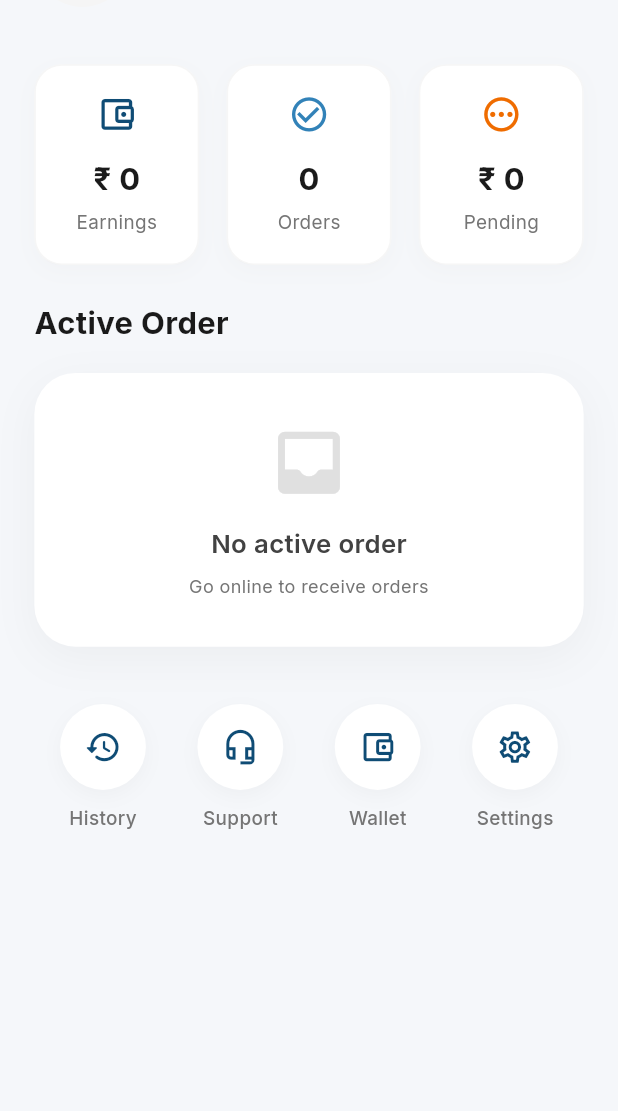
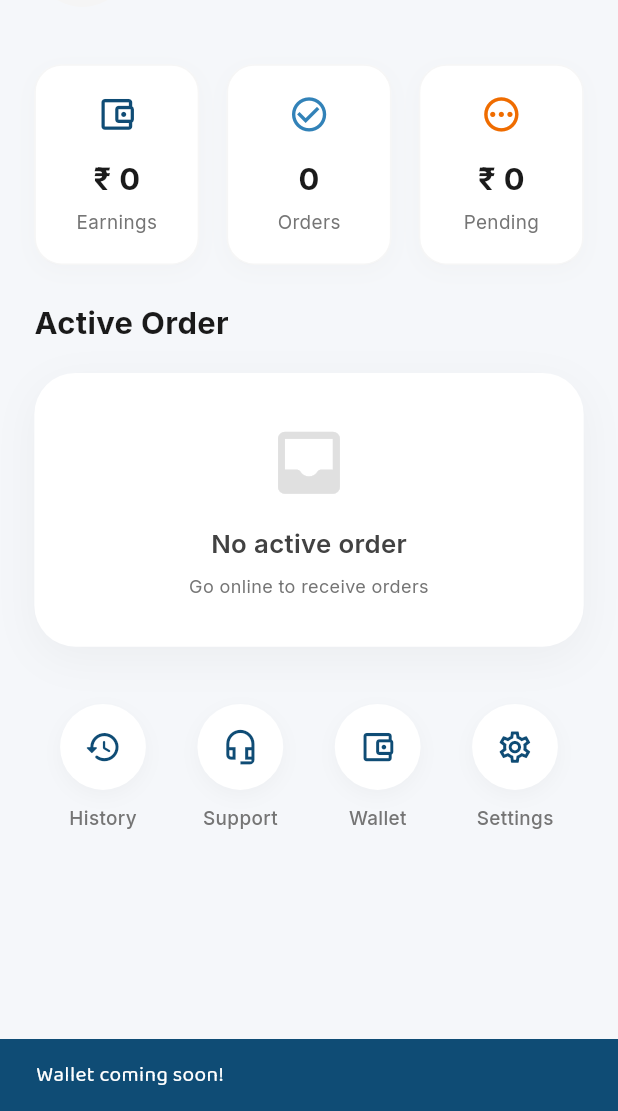
Before and after one commit to MeetBgv/RapidX_Project, a Flutter app: the HomePageDP screen opened directly, after a tap on "Offline", after a tap on "Online", after a tap on the "account balance wallet" icon, on a phone screen of 412 x 824 dp, the part 125-1236 px from its top. Run offline on Flutter 3.47's test engine with Material 3 defaults, Android fonts, the phone set to English and light mode, and no system bars; drawn by our look-alikes of flutter_animate; our stand-ins replace flutter_map, flutter_riverpod, flutter_screenutil, geolocator, google_fonts, image_picker and 4 more; missing offline and left inert: dotlottie_loader; accounts and stored records are empty; network calls fail.

Commit message:
Updated Delivery Partner Home with real-time stats and functional quick actions

```diff
--- a/rapidx_mobile/lib/deliveyPartner/mainApp/Home/homepageDP.dart
+++ b/rapidx_mobile/lib/deliveyPartner/mainApp/Home/homepageDP.dart
@@ -16,10 +16,12 @@ import 'package:newrapidx/api_constants.dart';
 
 import 'order_notification_overlay.dart';
 import 'dp_navigation_page.dart';
+import '../Profile/helpBottomSheetDP.dart';
 
 class HomePageDP extends ConsumerStatefulWidget {
   final VoidCallback? onHistoryTap;
-  const HomePageDP({Key? key, this.onHistoryTap}) : super(key: key);
+  final VoidCallback? onSettingsTap;
+  const HomePageDP({Key? key, this.onHistoryTap, this.onSettingsTap}) : super(key: key);
 
   @override
   ConsumerState<HomePageDP> createState() => _HomePageDPState();
@@ -38,10 +40,56 @@ class _HomePageDPState extends ConsumerState<HomePageDP> {
   // ─── Pending notification shown ──────────────────────────────────────
   bool _showingNotification = false;
 
+  // ─── Today Summary Real Time Data ────────────────────────────────────
+  int _totalOrders = 0;
+  double _totalEarnings = 0.0;
+  double _pendingEarnings = 0.0;
+
   @override
   void initState() {
     super.initState();
     _fetchActiveOrder(); // Always load any existing active order on open
+    _fetchTodaySummary(); // Load real time data
+  }
+
+  Future<void> _fetchTodaySummary() async {
+    try {
+      final prefs = await SharedPreferences.getInstance();
+      final token = prefs.getString('auth_token') ?? '';
+
+      final res = await http.get(
+        Uri.parse('${ApiConstants.baseUrl}/users/delivery-partner-orders'),
+        headers: {'Authorization': 'Bearer $token'},
+      );
+
+      if (!mounted) return;
+      if (res.statusCode == 200) {
+        final List<dynamic> orders = json.decode(res.body);
+        int total = 0;
+        double earnings = 0;
+        double pending = 0;
+
+        for (var order in orders) {
+          final statusId = order['delivery_status_id'] as int? ?? 0;
+          final amount = (order['order_amount'] as num?)?.toDouble() ?? 0.0;
+
+          if (statusId == 37) { // Delivered
+            total++;
+            earnings += amount;
+          } else if (statusId >= 33 && statusId < 37) { // Active/Pending
+            pending += amount;
+          }
+        }
+
+        setState(() {
+          _totalOrders = total;
+          _totalEarnings = earnings;
+          _pendingEarnings = pending;
+        });
+      }
+    } catch (e) {
+      debugPrint('Fetch summary error: $e');
+    }
   }
 
   @override
@@ -487,11 +535,11 @@ class _HomePageDPState extends ConsumerState<HomePageDP> {
   Widget _buildTodaySummary() {
     return Row(
       children: [
-        Expanded(child: _summaryCard('Earnings', '₹ 0', Icons.account_balance_wallet_outlined, DPColors.deepBlue)),
+        Expanded(child: _summaryCard('Earnings', '₹ ${_totalEarnings.toStringAsFixed(0)}', Icons.account_balance_wallet_outlined, DPColors.deepBlue)),
         SizedBox(width: 16.w),
-        Expanded(child: _summaryCard('Orders', '0', Icons.check_circle_outline, DPColors.teal)),
+        Expanded(child: _summaryCard('Orders', '$_totalOrders', Icons.check_circle_outline, DPColors.teal)),
         SizedBox(width: 16.w),
-        Expanded(child: _summaryCard('Pending', '₹ 0', Icons.pending_outlined, DPColors.warningOrange)),
+        Expanded(child: _summaryCard('Pending', '₹ ${_pendingEarnings.toStringAsFixed(0)}', Icons.pending_outlined, DPColors.warningOrange)),
       ],
     );
   }
@@ -919,10 +967,17 @@ class _HomePageDPState extends ConsumerState<HomePageDP> {
     final items = [
       (_quickActionItem(
           Icons.history_rounded, 'History', widget.onHistoryTap ?? () {})),
-      (_quickActionItem(Icons.headset_mic_outlined, 'Support', () {})),
+      (_quickActionItem(Icons.headset_mic_outlined, 'Support', () {
+         showHelpSupportBottomSheetDP(context);
+      })),
       (_quickActionItem(
-          Icons.account_balance_wallet_outlined, 'Wallet', () {})),
-      (_quickActionItem(Icons.settings_outlined, 'Settings', () {})),
+          Icons.account_balance_wallet_outlined, 'Wallet', () {
+             ScaffoldMessenger.of(context).showSnackBar(SnackBar(
+                 content: Text("Wallet coming soon!", style: GoogleFonts.baloo2(color: Colors.white)),
+                 backgroundColor: DPColors.deepBlue,
+             ));
+          })),
+      (_quickActionItem(Icons.settings_outlined, 'Settings', widget.onSettingsTap ?? () {})),
     ];
     return Row(
       mainAxisAlignment: MainAxisAlignment.spaceBetween,
--- a/rapidx_mobile/lib/deliveyPartner/mainApp/mainPageDP.dart
+++ b/rapidx_mobile/lib/deliveyPartner/mainApp/mainPageDP.dart
@@ -23,7 +23,10 @@ class _mainPageDPState extends ConsumerState<mainPageDP> {
   void initState() {
     super.initState();
     _pages.addAll([
-      HomePageDP(onHistoryTap: () => setState(() => _currentIndex = 1)),
+      HomePageDP(
+        onHistoryTap: () => setState(() => _currentIndex = 1),
+        onSettingsTap: () => setState(() => _currentIndex = 2),
+      ),
       const OrdersPage(),
       const ProfilePageDP(),
     ]);
```
